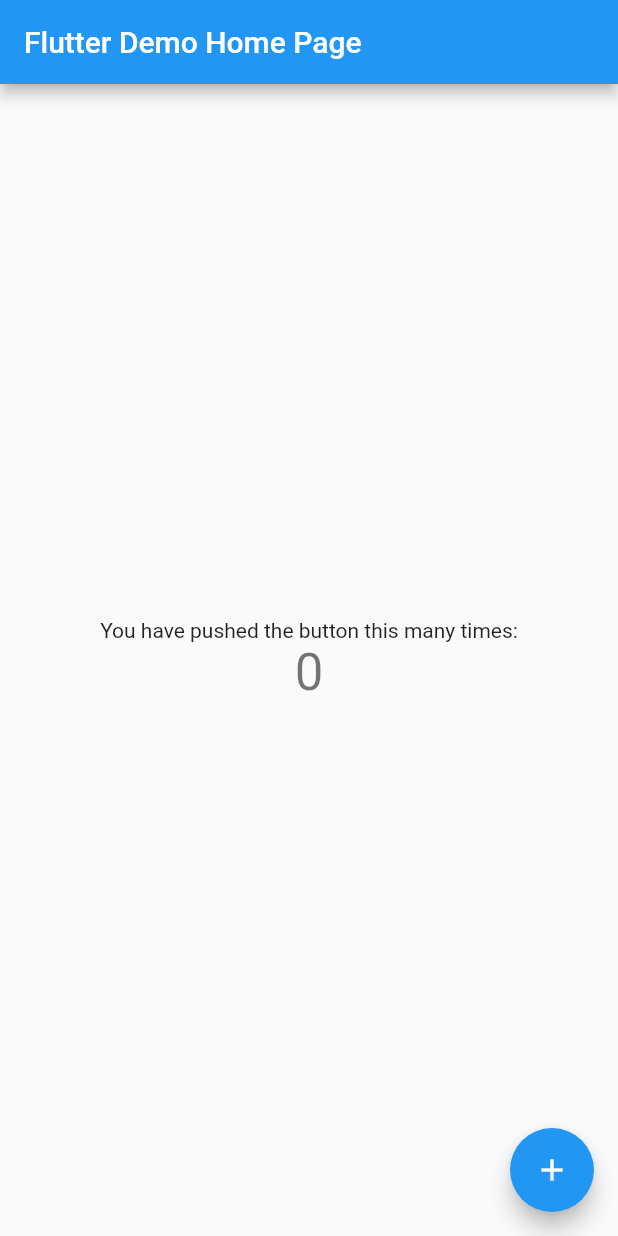
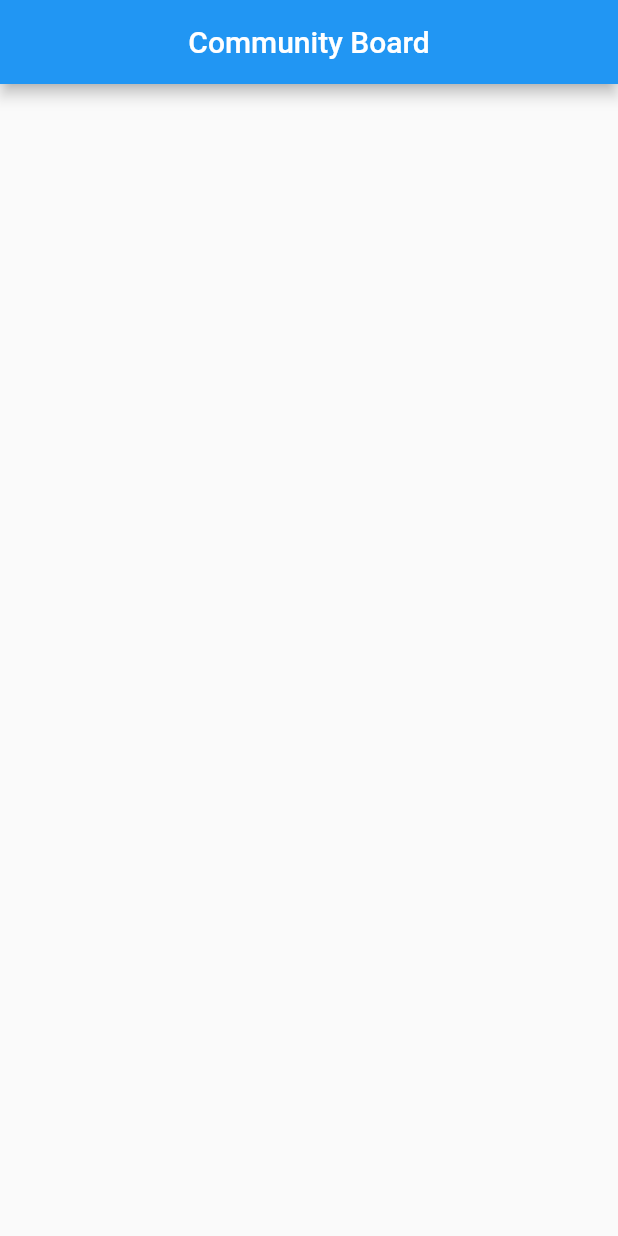
Before and after one commit to cryp73r/Flutter_App_Development, a Flutter app: the screen it shows after launch, on a phone screen of 412 x 824 dp. Run offline on Flutter 3.47's test engine with Material 2 defaults, Android fonts, the phone set to English and light mode, and no system bars; our stand-ins replace firebase_database, shared_preferences, sqflite; missing offline and left inert: dart:ffi; accounts and stored records are empty.

Commit message:
FireBase Setup

```diff
--- a/firebase_setup/lib/main.dart
+++ b/firebase_setup/lib/main.dart
@@ -9,39 +9,20 @@ void main() {
 }
 
 class MyApp extends StatelessWidget {
-  // This widget is the root of your application.
   @override
   Widget build(BuildContext context) {
     return MaterialApp(
-      title: 'Flutter Demo',
+      title: 'Community Board',
       theme: ThemeData(
-        // This is the theme of your application.
-        //
-        // Try running your application with "flutter run". You'll see the
-        // application has a blue toolbar. Then, without quitting the app, try
-        // changing the primarySwatch below to Colors.green and then invoke
-        // "hot reload" (press "r" in the console where you ran "flutter run",
-        // or simply save your changes to "hot reload" in a Flutter IDE).
-        // Notice that the counter didn't reset back to zero; the application
-        // is not restarted.
         primarySwatch: Colors.blue,
       ),
-      home: MyHomePage(title: 'Flutter Demo Home Page'),
+      home: MyHomePage(title: 'Community Board'),
     );
   }
 }
 
 class MyHomePage extends StatefulWidget {
   MyHomePage({Key key, this.title}) : super(key: key);
-
-  // This widget is the home page of your application. It is stateful, meaning
-  // that it has a State object (defined below) that contains fields that affect
-  // how it looks.
-
-  // This class is the configuration for the state. It holds the values (in this
-  // case the title) provided by the parent (in this case the App widget) and
-  // used by the build method of the State. Fields in a Widget subclass are
-  // always marked "final".
 
   final String title;
 
@@ -50,73 +31,33 @@ class MyHomePage extends StatefulWidget {
 }
 
 class _MyHomePageState extends State<MyHomePage> {
-  int _counter = 0;
+  // int _counter = 0;
 
-  void _incrementCounter() {
-    database.reference().child("message").set({
-      "firstName": "Priyanshu",
-      "lastName": "Singh",
-      "age": 20
-    });
-    setState(() {
-      // This call to setState tells the Flutter framework that something has
-      // changed in this State, which causes it to rerun the build method below
-      // so that the display can reflect the updated values. If we changed
-      // _counter without calling setState(), then the build method would not be
-      // called again, and so nothing would appear to happen.
-      _counter++;
-    });
-  }
+  // void _incrementCounter() {
+  //   database.reference().child("message").set({
+  //     "firstName": "Priyanshu",
+  //     "lastName": "Singh",
+  //     "age": 20
+  //   });
+  //   setState(() {
+  //     database.reference().child("message").once().then((DataSnapshot snapshot) {
+  //       Map<dynamic, dynamic> data = snapshot.value;
+  //
+  //       print("Values from db: ${data.values}");
+  //       print("Values from db: ${data.keys}");
+  //       print("Values from db: ${snapshot.value}");
+  //     });
+  //     _counter++;
+  //   });
+  // }
 
   @override
   Widget build(BuildContext context) {
-    // This method is rerun every time setState is called, for instance as done
-    // by the _incrementCounter method above.
-    //
-    // The Flutter framework has been optimized to make rerunning build methods
-    // fast, so that you can just rebuild anything that needs updating rather
-    // than having to individually change instances of widgets.
     return Scaffold(
       appBar: AppBar(
-        // Here we take the value from the MyHomePage object that was created by
-        // the App.build method, and use it to set our appbar title.
         title: Text(widget.title),
+        centerTitle: true,
       ),
-      body: Center(
-        // Center is a layout widget. It takes a single child and positions it
-        // in the middle of the parent.
-        child: Column(
-          // Column is also a layout widget. It takes a list of children and
-          // arranges them vertically. By default, it sizes itself to fit its
-          // children horizontally, and tries to be as tall as its parent.
-          //
-          // Invoke "debug painting" (press "p" in the console, choose the
-          // "Toggle Debug Paint" action from the Flutter Inspector in Android
-          // Studio, or the "Toggle Debug Paint" command in Visual Studio Code)
-          // to see the wireframe for each widget.
-          //
-          // Column has various properties to control how it sizes itself and
-          // how it positions its children. Here we use mainAxisAlignment to
-          // center the children vertically; the main axis here is the vertical
-          // axis because Columns are vertical (the cross axis would be
-          // horizontal).
-          mainAxisAlignment: MainAxisAlignment.center,
-          children: <Widget>[
-            Text(
-              'You have pushed the button this many times:',
-            ),
-            Text(
-              '$_counter',
-              style: Theme.of(context).textTheme.headline4,
-            ),
-          ],
-        ),
-      ),
-      floatingActionButton: FloatingActionButton(
-        onPressed: _incrementCounter,
-        tooltip: 'Increment',
-        child: Icon(Icons.add),
-      ), // This trailing comma makes auto-formatting nicer for build methods.
     );
   }
 }
--- /dev/null
+++ b/firebase_setup/lib/model/board.dart
@@ -0,0 +1,22 @@
+import 'package:firebase_database/firebase_database.dart';
+
+class Board {
+  String key;
+  String subject;
+  String body;
+
+  Board(this.subject, this.body);
+
+  Board.fromSnapshot(DataSnapshot snapshot) :
+      key = snapshot.key,
+      subject = snapshot.value["subject"],
+      body = snapshot.value["body"];
+
+  toJson() {
+    return {
+      "subject": subject,
+      "body": body,
+    };
+  }
+
+}
```
